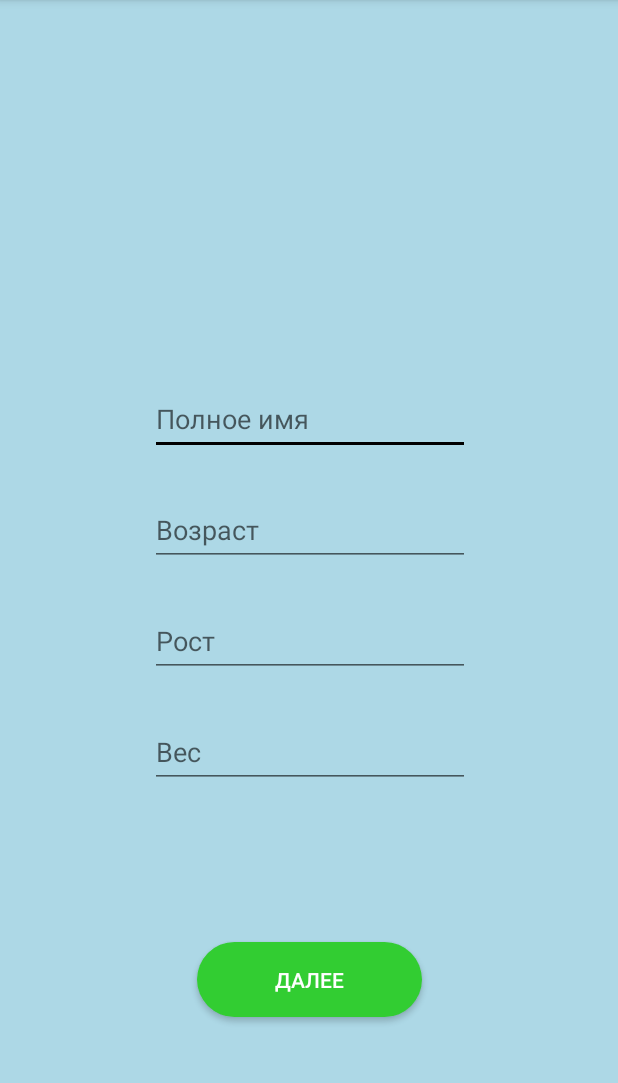
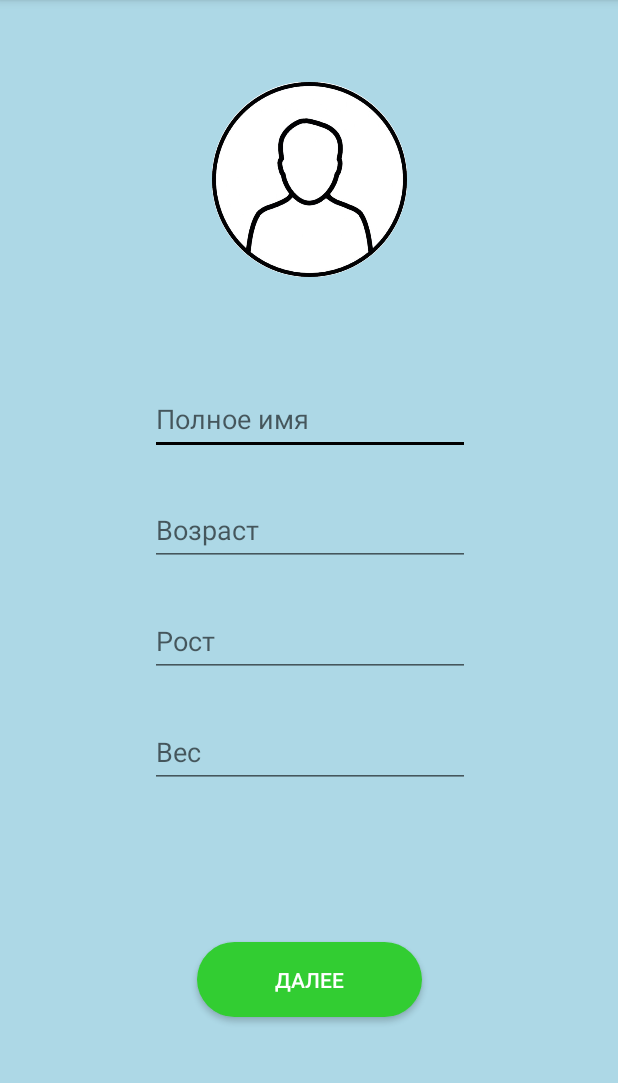
Before and after one commit to Securedill/Runannex, an Android app: the screen it shows after launch (MainActivity), on a phone screen of 412 x 824 dp, the part 84-1167 px from its top. Run offline under Robolectric (Android 15) with nearby library versions, the phone set to English and light mode, and no system bars.

Commit message:
starter activity

```diff
--- a/Runannex/app/src/main/AndroidManifest.xml
+++ b/Runannex/app/src/main/AndroidManifest.xml
@@ -1,7 +1,7 @@
 <?xml version="1.0" encoding="utf-8"?>
 <manifest xmlns:android="http://schemas.android.com/apk/res/android"
     package="com.example.admin.runannex">
-
+    <uses-permission android:name="android.permission.READ_EXTERNAL_STORAGE"/>
     <application
         android:allowBackup="true"
         android:icon="@mipmap/ic_launcher"
--- a/Runannex/app/src/main/java/com/example/admin/runannex/MainActivity.java
+++ b/Runannex/app/src/main/java/com/example/admin/runannex/MainActivity.java
@@ -1,20 +1,31 @@
 package com.example.admin.runannex;
 
 import android.content.Intent;
+import android.graphics.Bitmap;
+import android.graphics.BitmapFactory;
+import android.graphics.Color;
+import android.net.Uri;
 import android.os.Bundle;
 import android.content.SharedPreferences;
 import android.content.SharedPreferences.Editor;
+import android.provider.MediaStore;
 import android.support.v7.app.AppCompatActivity;
 import android.widget.Button;
 import android.widget.EditText;
 import android.view.View;
+import android.widget.ImageView;
 import android.widget.TextView;
+
+import java.io.FileNotFoundException;
+import java.io.InputStream;
 
 
 public class MainActivity extends AppCompatActivity {
     Intent myIntent;
     SharedPreferences sPref;
     Editor ed;
+    ImageView imageView;
+     final int Pick_image = 1;
     @Override
             protected void onCreate(Bundle savedInstanceState) {
                 super.onCreate(savedInstanceState);
@@ -23,13 +34,27 @@ public class MainActivity extends AppCompatActivity {
                 ed = sPref.edit();
                 if (sPref.getBoolean("firstrun", true)) {
 
-
                     final EditText weight = (EditText) findViewById(R.id.weight);
                     final EditText year = (EditText) findViewById(R.id.year);
                     final EditText name = (EditText) findViewById(R.id.name);
                     final EditText growth = (EditText) findViewById(R.id.growth);
                     final Button next = (Button) findViewById(R.id.next);
                     final TextView error = (TextView) findViewById(R.id.error);
+                    imageView = (ImageView)findViewById(R.id.image);
+                    Button PickImage = (Button) findViewById(R.id.button);
+                    PickImage.setVisibility(View.VISIBLE);
+                    PickImage.setBackgroundColor(Color.TRANSPARENT);
+                    PickImage.setOnClickListener(new View.OnClickListener() {
+
+                        @Override
+                        public void onClick(View view) {
+
+                            Intent photoPickerIntent = new Intent(Intent.ACTION_PICK);
+                            photoPickerIntent.setType("image/*");
+                            startActivityForResult(photoPickerIntent, Pick_image);
+                        }
+                    });
+
 
 
                     name.requestFocus();
@@ -81,6 +106,26 @@ public class MainActivity extends AppCompatActivity {
 
             }
     private void closeActivity() {
+
         this.finish();
     }
+    @Override
+    protected void onActivityResult(int requestCode, int resultCode, Intent imageReturnedIntent) {
+        super.onActivityResult(requestCode, resultCode, imageReturnedIntent);
+        switch(requestCode) {
+            case Pick_image:
+                if(resultCode == RESULT_OK){
+                    try {
+
+                        //Получаем URI изображения, преобразуем его в Bitmap
+                        //объект и отображаем в элементе ImageView нашего интерфейса:
+                        final Uri imageUri = imageReturnedIntent.getData();
+                        final InputStream imageStream = getContentResolver().openInputStream(imageUri);
+                        final Bitmap selectedImage = BitmapFactory.decodeStream(imageStream);
+                        imageView.setImageBitmap(selectedImage);
+                    } catch (FileNotFoundException e) {
+                        e.printStackTrace();
+                    }
+                }
+        }}
 }
--- a/Runannex/app/src/main/res/layout/activity_main.xml
+++ b/Runannex/app/src/main/res/layout/activity_main.xml
@@ -1,11 +1,10 @@
 <?xml version="1.0" encoding="utf-8"?>
-<android.support.constraint.ConstraintLayout
-    android:background="#ADD8E6"
-    xmlns:android="http://schemas.android.com/apk/res/android"
+<android.support.constraint.ConstraintLayout xmlns:android="http://schemas.android.com/apk/res/android"
+    xmlns:app="http://schemas.android.com/apk/res-auto"
     xmlns:tools="http://schemas.android.com/tools"
-    xmlns:app="http://schemas.android.com/apk/res-auto"
     android:layout_width="match_parent"
     android:layout_height="match_parent"
+    android:background="#ADD8E6"
     tools:context="com.example.admin.runannex.MainActivity">
 
     <EditText
@@ -19,13 +18,13 @@
         android:ems="10"
         android:hint="@string/Вес"
         android:inputType="numberSigned"
+        android:maxLength="3"
         app:layout_constraintBottom_toBottomOf="parent"
         app:layout_constraintEnd_toEndOf="parent"
         app:layout_constraintHorizontal_bias="0.503"
         app:layout_constraintStart_toStartOf="parent"
         app:layout_constraintTop_toTopOf="parent"
-        app:layout_constraintVertical_bias="0.667"
-        android:maxLength="3"/>
+        app:layout_constraintVertical_bias="0.667" />
 
     <EditText
         android:id="@+id/name"
@@ -38,51 +37,13 @@
         android:ems="10"
         android:hint="@string/Полное_имя"
         android:inputType="textPersonName"
+        android:maxLength="11"
         app:layout_constraintBottom_toBottomOf="parent"
         app:layout_constraintEnd_toEndOf="parent"
         app:layout_constraintHorizontal_bias="0.503"
         app:layout_constraintStart_toStartOf="parent"
         app:layout_constraintTop_toTopOf="parent"
-        app:layout_constraintVertical_bias="0.352"
-        android:maxLength="11"/>
-
-    <EditText
-        android:id="@+id/year"
-        android:layout_width="wrap_content"
-        android:layout_height="47dp"
-        android:layout_marginBottom="8dp"
-        android:layout_marginEnd="8dp"
-        android:layout_marginStart="8dp"
-        android:layout_marginTop="8dp"
-        android:ems="10"
-        android:hint="@string/Возраст"
-        android:inputType="numberSigned"
-        app:layout_constraintBottom_toBottomOf="parent"
-        app:layout_constraintEnd_toEndOf="parent"
-        app:layout_constraintHorizontal_bias="0.503"
-        app:layout_constraintStart_toStartOf="parent"
-        app:layout_constraintTop_toTopOf="parent"
-        app:layout_constraintVertical_bias="0.457"
-        android:maxLength="3"/>
-
-    <EditText
-        android:id="@+id/growth"
-        android:layout_width="wrap_content"
-        android:layout_height="47dp"
-        android:layout_marginBottom="8dp"
-        android:layout_marginEnd="8dp"
-        android:layout_marginStart="8dp"
-        android:layout_marginTop="8dp"
-        android:ems="10"
-        android:hint="@string/Рост"
-        android:inputType="numberSigned"
-        app:layout_constraintBottom_toBottomOf="parent"
-        app:layout_constraintEnd_toEndOf="parent"
-        app:layout_constraintHorizontal_bias="0.503"
-        app:layout_constraintStart_toStartOf="parent"
-        app:layout_constraintTop_toTopOf="parent"
-        app:layout_constraintVertical_bias="0.562"
-        android:maxLength="3"/>
+        app:layout_constraintVertical_bias="0.352" />
 
     <Button
         android:id="@+id/next"
@@ -102,6 +63,44 @@
 
         app:layout_constraintVertical_bias="0.883" />
 
+    <EditText
+        android:id="@+id/year"
+        android:layout_width="wrap_content"
+        android:layout_height="47dp"
+        android:layout_marginBottom="8dp"
+        android:layout_marginEnd="8dp"
+        android:layout_marginStart="8dp"
+        android:layout_marginTop="8dp"
+        android:ems="10"
+        android:hint="@string/Возраст"
+        android:inputType="numberSigned"
+        android:maxLength="3"
+        app:layout_constraintBottom_toBottomOf="parent"
+        app:layout_constraintEnd_toEndOf="parent"
+        app:layout_constraintHorizontal_bias="0.503"
+        app:layout_constraintStart_toStartOf="parent"
+        app:layout_constraintTop_toTopOf="parent"
+        app:layout_constraintVertical_bias="0.457" />
+
+    <EditText
+        android:id="@+id/growth"
+        android:layout_width="wrap_content"
+        android:layout_height="47dp"
+        android:layout_marginBottom="8dp"
+        android:layout_marginEnd="8dp"
+        android:layout_marginStart="8dp"
+        android:layout_marginTop="8dp"
+        android:ems="10"
+        android:hint="@string/Рост"
+        android:inputType="numberSigned"
+        android:maxLength="3"
+        app:layout_constraintBottom_toBottomOf="parent"
+        app:layout_constraintEnd_toEndOf="parent"
+        app:layout_constraintHorizontal_bias="0.503"
+        app:layout_constraintStart_toStartOf="parent"
+        app:layout_constraintTop_toTopOf="parent"
+        app:layout_constraintVertical_bias="0.562" />
+
     <TextView
         android:id="@+id/error"
         android:layout_width="385dp"
@@ -120,4 +119,68 @@
         app:layout_constraintTop_toTopOf="parent"
         app:layout_constraintVertical_bias="0.0" />
 
+    <Button
+        android:id="@+id/button"
+        android:layout_width="130dp"
+        android:layout_height="130dp"
+        android:layout_gravity="center"
+        android:layout_marginBottom="8dp"
+        android:layout_marginEnd="8dp"
+        android:layout_marginStart="8dp"
+        android:layout_marginTop="8dp"
+        app:layout_constraintBottom_toBottomOf="parent"
+        app:layout_constraintEnd_toEndOf="parent"
+        app:layout_constraintStart_toStartOf="parent"
+        app:layout_constraintTop_toTopOf="parent"
+        app:layout_constraintVertical_bias="0.076" />
+
+    <FrameLayout
+        android:layout_width="130dp"
+        android:layout_height="130dp"
+        android:layout_marginBottom="4dp"
+        android:layout_marginTop="8dp"
+        app:layout_constraintBottom_toBottomOf="parent"
+        app:layout_constraintEnd_toEndOf="parent"
+        app:layout_constraintStart_toStartOf="parent"
+        app:layout_constraintTop_toTopOf="parent"
+        app:layout_constraintVertical_bias="0.075">
+
+        <ImageView
+            android:id="@+id/image"
+            android:layout_width="130dp"
+            android:layout_height="130dp"
+            android:layout_marginBottom="0dp"
+            android:layout_marginEnd="0dp"
+            android:layout_marginStart="0dp"
+            android:layout_marginTop="0dp"
+            android:scaleType="centerCrop"
+            app:layout_constraintBottom_toBottomOf="parent"
+            app:layout_constraintEnd_toEndOf="parent"
+            app:layout_constraintHorizontal_bias="0.0"
+            app:layout_constraintStart_toStartOf="parent"
+            app:layout_constraintTop_toTopOf="parent"
+            app:layout_constraintVertical_bias="0.0"
+            app:srcCompat="@drawable/ava"
+            tools:layout_editor_absoluteX="8dp"
+            tools:layout_editor_absoluteY="dp" />
+
+        <ImageView
+            android:id="@+id/image1"
+            android:layout_width="130dp"
+            android:layout_height="130dp"
+            android:layout_marginBottom="0dp"
+            android:layout_marginEnd="0dp"
+            android:layout_marginStart="0dp"
+            android:layout_marginTop="0dp"
+            android:scaleType="centerCrop"
+            android:src="@drawable/round"
+            app:layout_constraintBottom_toBottomOf="parent"
+            app:layout_constraintEnd_toEndOf="parent"
+            app:layout_constraintHorizontal_bias="0.0"
+            app:layout_constraintStart_toStartOf="parent"
+            app:layout_constraintTop_toTopOf="parent"
+            app:layout_constraintVertical_bias="0.0" />
+    </FrameLayout>
+
+
 </android.support.constraint.ConstraintLayout>
--- a/Runannex/app/src/main/res/layout/activity_training.xml
+++ b/Runannex/app/src/main/res/layout/activity_training.xml
@@ -1,6 +1,7 @@
 <?xml version="1.0" encoding="utf-8"?>
 <LinearLayout
     xmlns:android="http://schemas.android.com/apk/res/android"
+    android:background="#ADD8E6"
     android:orientation="vertical"
     android:layout_width="match_parent"
     android:layout_height="match_parent">
```
Also changed, not shown: Runannex/app/src/main/ic_launcher-web.png, Runannex/app/src/main/res/drawable/ava.png (added), Runannex/app/src/main/res/drawable/icon.png (deleted), Runannex/app/src/main/res/drawable/round.png (added), Runannex/app/src/main/res/mipmap-hdpi/ic_launcher_foreground.png (added), Runannex/app/src/main/res/mipmap-mdpi/ic_launcher_foreground.png (added), Runannex/app/src/main/res/mipmap-xhdpi/ic_launcher_foreground.png (added), Runannex/app/src/main/res/mipmap-xxhdpi/ic_launcher_foreground.png (added), Runannex/app/src/main/res/mipmap-xxxhdpi/ic_launcher_foreground.png (added).
